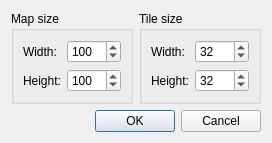
First picture: the form in src/newmapdialog.ui, repository mapeditor/tiled, before the edit.
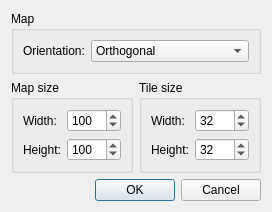
Second picture: the form after the edit.

Commit message: The new map dialog can now also create isometric maps

Patch:
```diff
--- a/src/newmapdialog.ui
+++ b/src/newmapdialog.ui
@@ -6,8 +6,8 @@
    <rect>
     <x>0</x>
     <y>0</y>
-    <width>300</width>
-    <height>164</height>
+    <width>270</width>
+    <height>201</height>
    </rect>
   </property>
   <property name="windowTitle">
@@ -17,7 +17,7 @@
    <property name="sizeConstraint">
     <enum>QLayout::SetFixedSize</enum>
    </property>
-   <item row="0" column="0">
+   <item row="1" column="0">
     <widget class="QGroupBox" name="groupBox">
      <property name="title">
       <string>Map size</string>
@@ -66,7 +66,7 @@
      </layout>
     </widget>
    </item>
-   <item row="0" column="1">
+   <item row="1" column="1">
     <widget class="QGroupBox" name="groupBox_2">
      <property name="title">
       <string>Tile size</string>
@@ -115,17 +115,7 @@
      </layout>
     </widget>
    </item>
-   <item row="2" column="0" colspan="2">
-    <widget class="QDialogButtonBox" name="buttonBox">
-     <property name="orientation">
-      <enum>Qt::Horizontal</enum>
-     </property>
-     <property name="standardButtons">
-      <set>QDialogButtonBox::Cancel|QDialogButtonBox::Ok</set>
-     </property>
-    </widget>
-   </item>
-   <item row="1" column="0">
+   <item row="2" column="0">
     <spacer name="verticalSpacer">
      <property name="orientation">
       <enum>Qt::Vertical</enum>
@@ -138,6 +128,55 @@
      </property>
     </spacer>
    </item>
+   <item row="3" column="0" colspan="2">
+    <widget class="QDialogButtonBox" name="buttonBox">
+     <property name="orientation">
+      <enum>Qt::Horizontal</enum>
+     </property>
+     <property name="standardButtons">
+      <set>QDialogButtonBox::Cancel|QDialogButtonBox::Ok</set>
+     </property>
+    </widget>
+   </item>
+   <item row="0" column="0" colspan="2">
+    <widget class="QGroupBox" name="">
+     <property name="title">
+      <string>Map</string>
+     </property>
+     <layout class="QHBoxLayout" name="horizontalLayout">
+      <item>
+       <widget class="QLabel" name="label_5">
+        <property name="text">
+         <string>Orientation:</string>
+        </property>
+        <property name="buddy">
+         <cstring>orientation</cstring>
+        </property>
+       </widget>
+      </item>
+      <item>
+       <widget class="QComboBox" name="orientation">
+        <property name="sizePolicy">
+         <sizepolicy hsizetype="Preferred" vsizetype="Fixed">
+          <horstretch>1</horstretch>
+          <verstretch>0</verstretch>
+         </sizepolicy>
+        </property>
+        <item>
+         <property name="text">
+          <string>Orthogonal</string>
+         </property>
+        </item>
+        <item>
+         <property name="text">
+          <string>Isometric</string>
+         </property>
+        </item>
+       </widget>
+      </item>
+     </layout>
+    </widget>
+   </item>
   </layout>
  </widget>
  <resources/>
```
Left out of the diff: 20 changed lines with no effect on the pictures. The commit also changes 1 other file.
